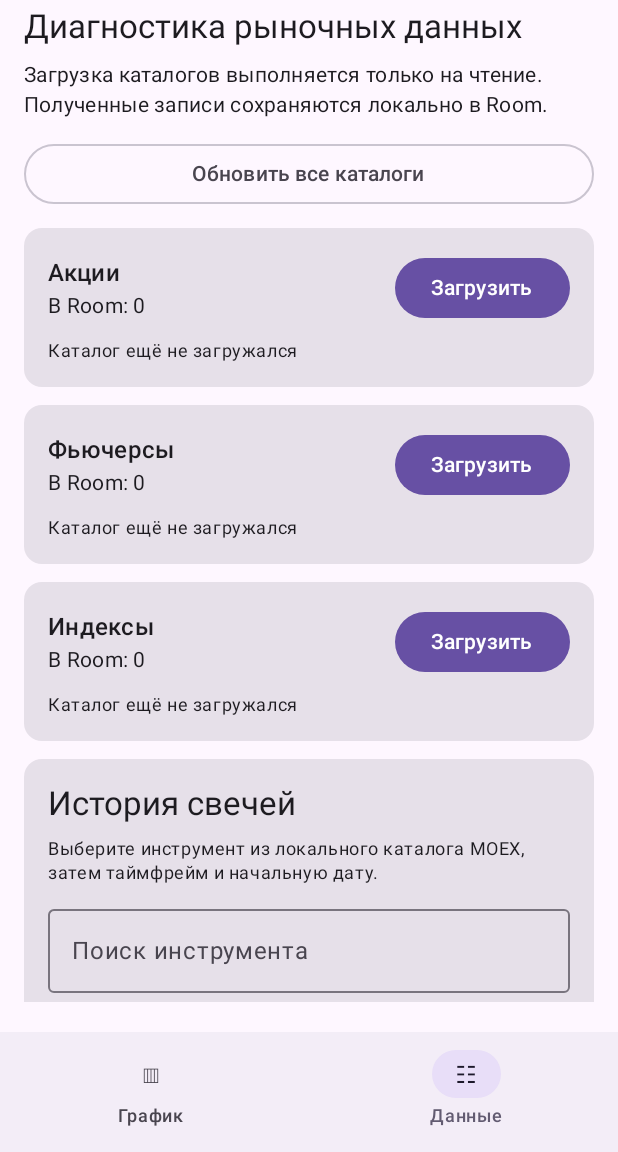
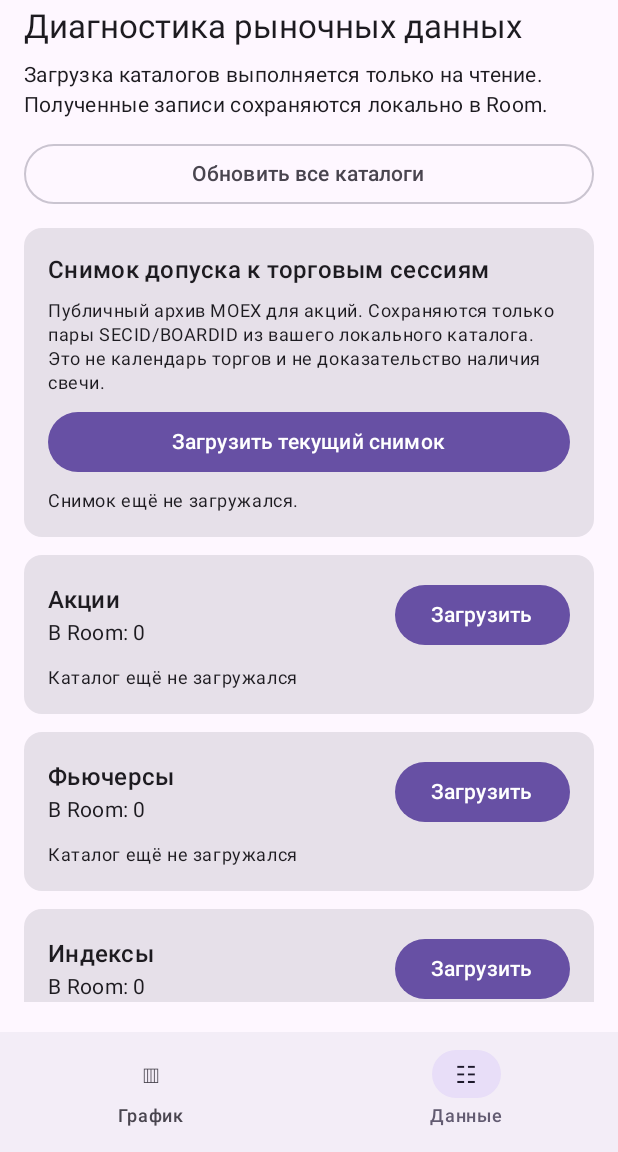
Before and after one commit to M5295656n/moex-trading-lab-android, an Android app built with Jetpack Compose: the screen it shows after launch (MainActivity), item 2 of the bottom bar chosen, on a phone screen of 412 x 824 dp, the part 84-1236 px from its top. Run offline under Robolectric (Android 15) with nearby library versions, the phone set to English and light mode, and no system bars; our stand-ins replace Room's generated code.

Commit message:
feat: add SecuritiesListing snapshot diagnostics card

```diff
--- a/app/src/main/java/ru/moex/tradinglab/ui/MarketDataDiagnosticsScreen.kt
+++ b/app/src/main/java/ru/moex/tradinglab/ui/MarketDataDiagnosticsScreen.kt
@@ -37,10 +37,13 @@ import ru.moex.tradinglab.data.local.CatalogSyncEntity
 import ru.moex.tradinglab.data.local.HistoryCoverageEntity
 import ru.moex.tradinglab.data.local.MarketDataDao
 import ru.moex.tradinglab.data.local.MarketInstrumentEntity
+import ru.moex.tradinglab.data.local.SecuritiesListingDao
 import ru.moex.tradinglab.data.remote.HistoryCompleteness
 import ru.moex.tradinglab.data.remote.IssInstrument
 import ru.moex.tradinglab.data.remote.MoexMarket
 import ru.moex.tradinglab.data.sync.MoexMarketDataSync
+import ru.moex.tradinglab.data.sync.SecuritiesListingSync
+import ru.moex.tradinglab.data.sync.SecuritiesListingSyncResult
 import java.lang.reflect.Type
 import java.text.SimpleDateFormat
 import java.util.Date
@@ -49,7 +52,9 @@ import java.util.Locale
 @Composable
 fun MarketDataDiagnosticsScreen(
     dao: MarketDataDao,
-    sync: MoexMarketDataSync
+    sync: MoexMarketDataSync,
+    securitiesListingDao: SecuritiesListingDao,
+    securitiesListingSync: SecuritiesListingSync
 ) {
     val instruments by dao.observeInstruments().collectAsState(initial = emptyList())
     val catalogStates by dao.observeCatalogSync().collectAsState(initial = emptyList())
@@ -109,6 +114,13 @@ fun MarketDataDiagnosticsScreen(
                 }
             }
 
+            item(key = "securities-listing-snapshot") {
+                SecuritiesListingSnapshotSection(
+                    dao = securitiesListingDao,
+                    sync = securitiesListingSync
+                )
+            }
+
             items(MoexMarket.entries.toList(), key = { it.name }) { market ->
                 val saved = catalogStates.firstOrNull { it.market == market.name }
                 val count = instruments.count { it.market == market.name }
@@ -151,6 +163,83 @@ fun MarketDataDiagnosticsScreen(
             }
         }
     }
+}
+
+
+@Composable
+private fun SecuritiesListingSnapshotSection(
+    dao: SecuritiesListingDao,
+    sync: SecuritiesListingSync
+) {
+    val snapshots by dao.observeSnapshots().collectAsState(initial = emptyList())
+    val latest = snapshots.firstOrNull()
+    val scope = rememberCoroutineScope()
+    var isLoading by remember { mutableStateOf(false) }
+    var message by remember { mutableStateOf<String?>(null) }
+
+    Card(modifier = Modifier.fillMaxWidth()) {
+        Column(
+            modifier = Modifier.padding(16.dp),
+            verticalArrangement = Arrangement.spacedBy(7.dp)
+        ) {
+            Text("Снимок допуска к торговым сессиям", style = MaterialTheme.typography.titleMedium)
+            Text(
+                "Публичный архив MOEX для акций. Сохраняются только пары SECID/BOARDID из вашего локального каталога. Это не календарь торгов и не доказательство наличия свечи.",
+                style = MaterialTheme.typography.bodySmall
+            )
+            Button(
+                onClick = {
+                    scope.launch {
+                        isLoading = true
+                        message = null
+                        try {
+                            message = when (val result = sync.syncLatestSnapshot()) {
+                                SecuritiesListingSyncResult.NoShareCatalog ->
+                                    "Сначала загрузите каталог акций MOEX."
+                                is SecuritiesListingSyncResult.Saved ->
+                                    "Снимок ${result.tradeDate}: сохранено ${result.storedEntries} строк; вне локального каталога ${result.filteredOutEntries}; исходных записей ${result.declaredRecords}; статус ${securitiesListingStatusLabel(result.status)}."
+                            }
+                        } catch (error: Exception) {
+                            message = "Не удалось обновить снимок: ${error.message ?: error.javaClass.simpleName}. Предыдущий снимок сохранён."
+                        } finally {
+                            isLoading = false
+                        }
+                    }
+                },
+                enabled = !isLoading,
+                modifier = Modifier.fillMaxWidth()
+            ) {
+                if (isLoading) {
+                    CircularProgressIndicator(modifier = Modifier.size(18.dp), strokeWidth = 2.dp)
+                } else {
+                    Text("Загрузить текущий снимок")
+                }
+            }
+            if (latest == null) {
+                Text("Снимок ещё не загружался.", style = MaterialTheme.typography.bodySmall)
+            } else {
+                Text("Дата торгов: ${latest.tradeDate}", style = MaterialTheme.typography.bodySmall)
+                Text("Сохранено пар: ${latest.storedEntryCount}", style = MaterialTheme.typography.bodySmall)
+                Text("Исключено вне каталога: ${latest.filteredOutEntryCount}", style = MaterialTheme.typography.bodySmall)
+                Text("Всего записей в DBF: ${latest.declaredRecordCount}", style = MaterialTheme.typography.bodySmall)
+                Text("Неизвестные флаги: ${latest.unknownFlagCount} · дубликаты: ${latest.duplicateRecordCount}", style = MaterialTheme.typography.bodySmall)
+                Text("Статус: ${securitiesListingStatusLabel(latest.status)}", style = MaterialTheme.typography.bodySmall)
+                Text("Получено: ${formatTimestamp(latest.fetchedAtEpochMillis)}", style = MaterialTheme.typography.bodySmall)
+                Text("SHA-256: ${latest.sha256.take(16)}…", style = MaterialTheme.typography.labelSmall)
+            }
+            message?.let {
+                Text(it, style = MaterialTheme.typography.bodySmall, color = MaterialTheme.colorScheme.primary)
+            }
+        }
+    }
+}
+
+private fun securitiesListingStatusLabel(status: String): String = when (status) {
+    "COMPLETE" -> "полный разбор"
+    "COMPLETE_WITH_DUPLICATES" -> "есть одинаковые дубликаты"
+    "PARTIAL_FLAGS" -> "есть неизвестные значения флагов"
+    "NO_LOCAL_MATCHES" -> "нет совпадений с локальным каталогом"
+    else -> status
 }
 
 @Composable
```
